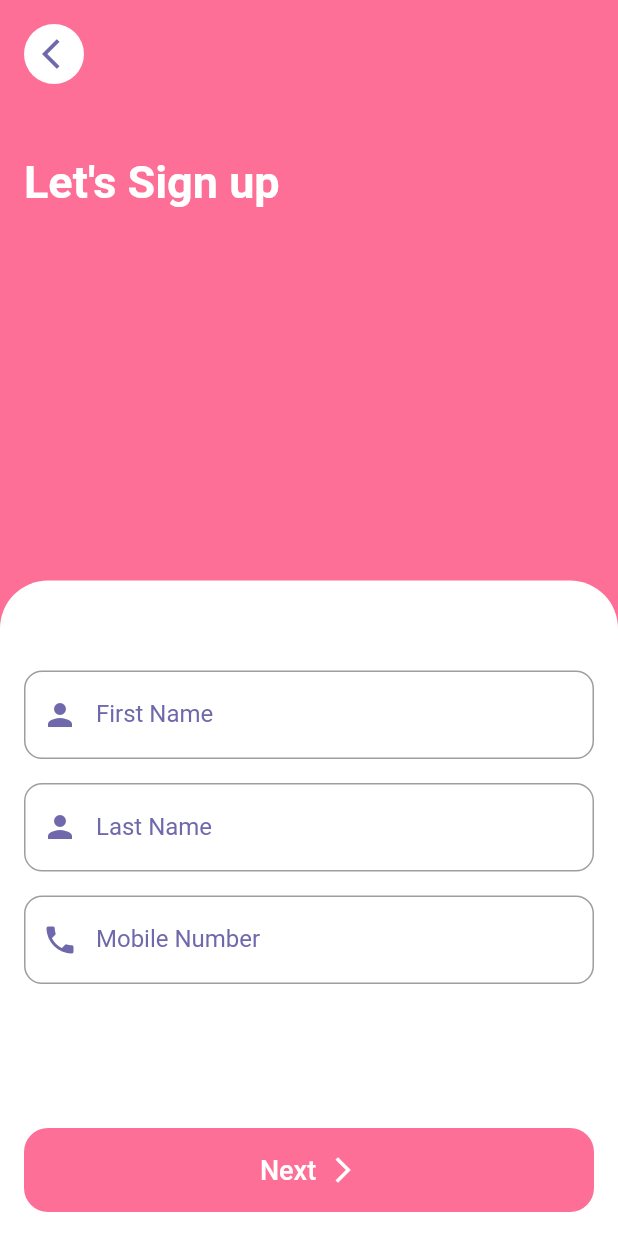
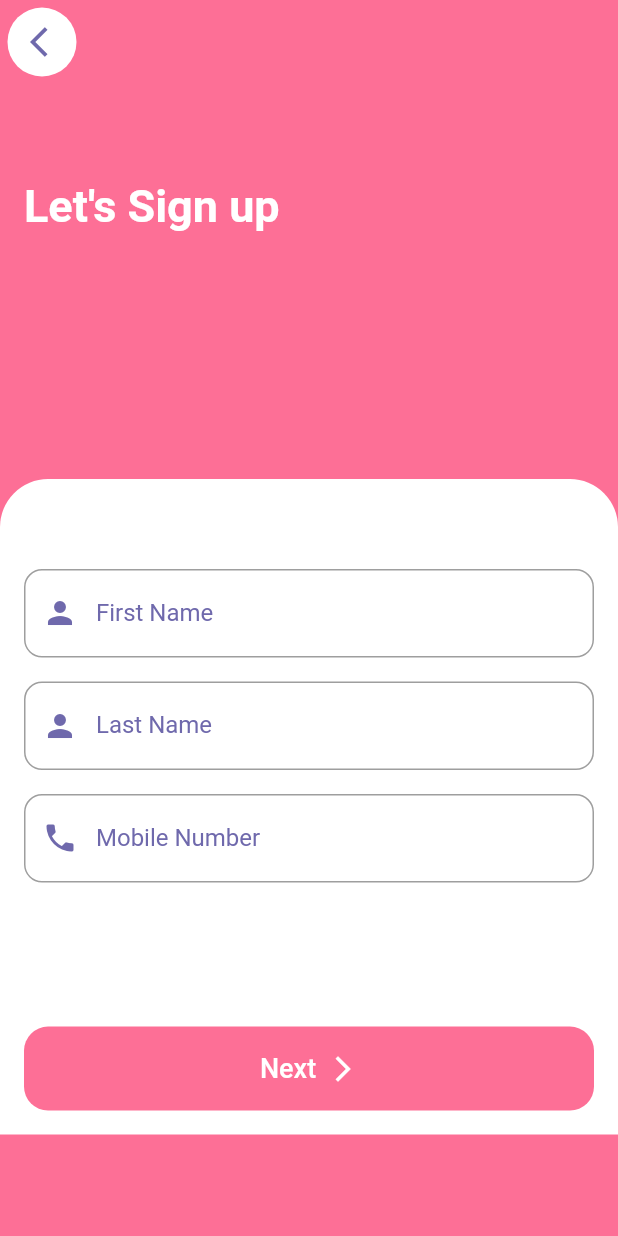
Before and after one commit to feenotifier/apps, a Flutter app: the SignupLandingScreen screen opened directly, on a phone screen of 412 x 824 dp. Run offline on Flutter 3.47's test engine with Material 2 defaults, Android fonts, the phone set to English and light mode, and no system bars; our stand-ins replace flutter_secure_storage, flutter_svg; accounts and stored records are empty.

Commit message:
conflict resolving (#38)

```diff
--- a/lib/sections/signup/landing.dart
+++ b/lib/sections/signup/landing.dart
@@ -76,24 +76,12 @@ class _SignupLandingScreenState extends State<SignupLandingScreen>
     return Scaffold(
       resizeToAvoidBottomInset: true,
       backgroundColor: Color(0xFFFD6F96),
-      body: SafeArea(
-        child: SingleChildScrollView(
-          reverse: true,
-          child: ConstrainedBox(
-            constraints: BoxConstraints(
-              maxHeight: MediaQuery.of(context).size.height - MediaQuery.of(context).padding.top,
-            ),
-            child: Column(
-              crossAxisAlignment: CrossAxisAlignment.start,
-              children: [
-                Padding(
-                  padding: EdgeInsets.all(
-                    Distance_Unit * 4,
-                  ),
-                  child: Column(
-                    crossAxisAlignment: CrossAxisAlignment.start,
-                    children: [
-                      FadeTransition(
+      appBar: AppBar(
+        backgroundColor: Color(0xFFFD6F96),
+        elevation: 0,
+        leading: Padding(
+          padding: const EdgeInsets.all(5.0),
+          child: FadeTransition(
             opacity: _animationController,
             child: SlideTransition(
               position: _arrowSlideAnimation,
@@ -116,6 +104,27 @@ class _SignupLandingScreenState extends State<SignupLandingScreen>
               ),
             ),
           ),
+        ),
+      ),
+      body: SafeArea(
+        child: ConstrainedBox(
+          constraints: BoxConstraints(
+            maxHeight: MediaQuery.of(context).size.height -
+                MediaQuery.of(context).padding.top,
+          ),
+          child: SingleChildScrollView(
+            child: Container(
+              height: MediaQuery.of(context).size.height * 0.85,
+              child: Column(
+                crossAxisAlignment: CrossAxisAlignment.start,
+                children: [
+                  Padding(
+                    padding: EdgeInsets.all(
+                      Distance_Unit * 4,
+                    ),
+                    child: Column(
+                      crossAxisAlignment: CrossAxisAlignment.start,
+                      children: [
                         SizedBox(
                           height: Distance_Unit * 12,
                         ),
@@ -288,6 +297,7 @@ class _SignupLandingScreenState extends State<SignupLandingScreen>
             ),
           ),
         ),
+      ),
     );
   }
 }
```
Lines whose indentation alone changed are shown as unchanged.
